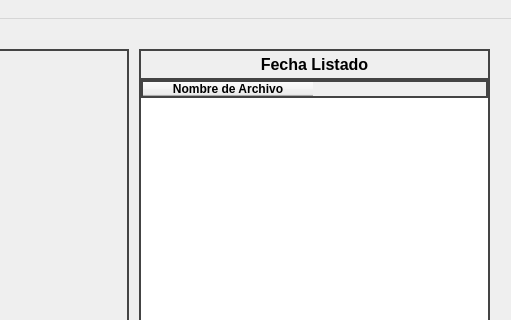
Qt form PyQt/ui_files/MainWindow.ui (Gravel520/Copia_Clasificacion) before a commit; both pictures show x 871 to 1382 and y 0 to 320 of the 1382 by 700 pixel window.
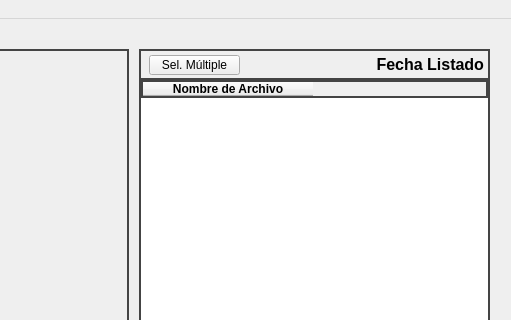
The same form after that commit. Custom widgets are drawn as their Qt base class.

```diff
--- a/PyQt/ui_files/MainWindow.ui
+++ b/PyQt/ui_files/MainWindow.ui
@@ -104,7 +104,20 @@
       <string>Fecha Listado</string>
      </property>
      <property name="alignment">
-      <set>Qt::AlignCenter</set>
+      <set>Qt::AlignRight|Qt::AlignTrailing|Qt::AlignVCenter</set>
+     </property>
+    </widget>
+    <widget class="Button_Sel" name="button_sel_multiple">
+     <property name="geometry">
+      <rect>
+       <x>10</x>
+       <y>6</y>
+       <width>91</width>
+       <height>20</height>
+      </rect>
+     </property>
+     <property name="text">
+      <string>Sel. Múltiple</string>
      </property>
     </widget>
    </widget>
@@ -221,6 +234,13 @@
    </property>
   </action>
  </widget>
+ <customwidgets>
+  <customwidget>
+   <class>Button_Sel</class>
+   <extends>QPushButton</extends>
+   <header>componentes.controles</header>
+  </customwidget>
+ </customwidgets>
  <resources/>
  <connections/>
 </ui>
```
